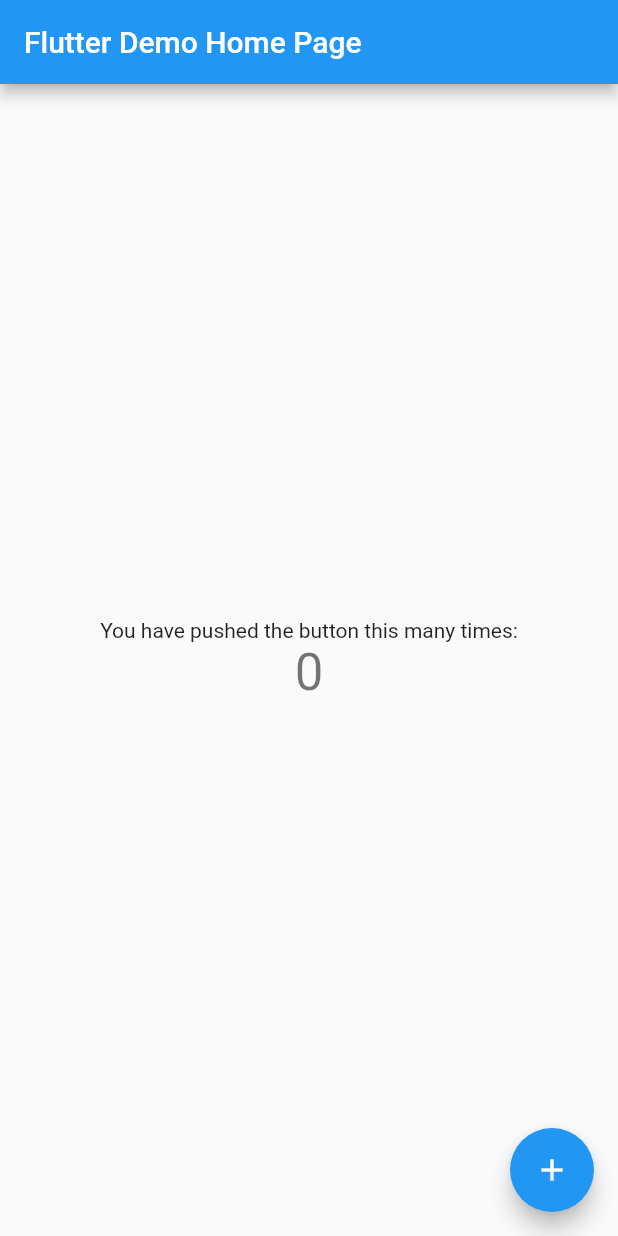
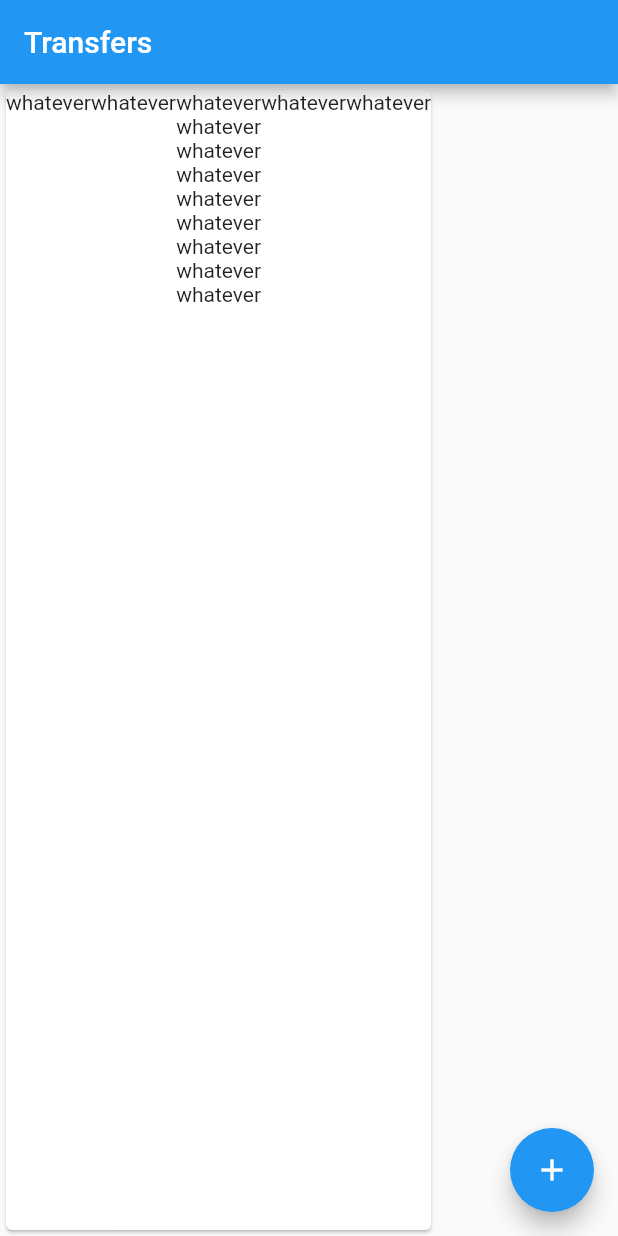
Before and after one commit to caioincau/bytebank, a Flutter app: the screen it shows after launch, on a phone screen of 412 x 824 dp. Run offline on Flutter 3.47's test engine with Material 2 defaults, Android fonts, the phone set to English and light mode, and no system bars.

Commit message:
First Day of training with Flutter

```diff
--- a/lib/main.dart
+++ b/lib/main.dart
@@ -1,117 +1,31 @@
 import 'package:flutter/material.dart';
 
-void main() {
-  runApp(MyApp());
-}
+void main() => runApp(myApp());
 
-class MyApp extends StatelessWidget {
-  // This widget is the root of your application.
-  @override
-  Widget build(BuildContext context) {
-    return MaterialApp(
-      title: 'Bytebank',
-      theme: ThemeData(
-        // This is the theme of your application.
-        //
-        // Try running your application with "flutter run". You'll see the
-        // application has a blue toolbar. Then, without quitting the app, try
-        // changing the primarySwatch below to Colors.green and then invoke
-        // "hot reload" (press "r" in the console where you ran "flutter run",
-        // or simply save your changes to "hot reload" in a Flutter IDE).
-        // Notice that the counter didn't reset back to zero; the application
-        // is not restarted.
-        primarySwatch: Colors.blue,
-        // This makes the visual density adapt to the platform that you run
-        // the app on. For desktop platforms, the controls will be smaller and
-        // closer together (more dense) than on mobile platforms.
-        visualDensity: VisualDensity.adaptivePlatformDensity,
+MaterialApp myApp() {
+  return MaterialApp(
+    home: Scaffold(
+      appBar: AppBar(
+        title: Text('Transfers'),
       ),
-      home: MyHomePage(title: 'Flutter Demo Home Page'),
-    );
-  }
-}
-
-class MyHomePage extends StatefulWidget {
-  MyHomePage({Key key, this.title}) : super(key: key);
-
-  // This widget is the home page of your application. It is stateful, meaning
-  // that it has a State object (defined below) that contains fields that affect
-  // how it looks.
-
-  // This class is the configuration for the state. It holds the values (in this
-  // case the title) provided by the parent (in this case the App widget) and
-  // used by the build method of the State. Fields in a Widget subclass are
-  // always marked "final".
-
-  final String title;
-
-  @override
-  _MyHomePageState createState() => _MyHomePageState();
-}
-
-class _MyHomePageState extends State<MyHomePage> {
-  int _counter = 0;
-
-  void _incrementCounter() {
-    setState(() {
-      // This call to setState tells the Flutter framework that something has
-      // changed in this State, which causes it to rerun the build method below
-      // so that the display can reflect the updated values. If we changed
-      // _counter without calling setState(), then the build method would not be
-      // called again, and so nothing would appear to happen.
-      _counter++;
-    });
-  }
-
-  @override
-  Widget build(BuildContext context) {
-    // This method is rerun every time setState is called, for instance as done
-    // by the _incrementCounter method above.
-    //
-    // The Flutter framework has been optimized to make rerunning build methods
-    // fast, so that you can just rebuild anything that needs updating rather
-    // than having to individually change instances of widgets.
-    return Scaffold(
-      appBar: AppBar(
-        // Here we take the value from the MyHomePage object that was created by
-        // the App.build method, and use it to set our appbar title.
-        title: Text(widget.title),
-      ),
-      body: Center(
-        // Center is a layout widget. It takes a single child and positions it
-        // in the middle of the parent.
+      body: Card(
         child: Column(
-          // Column is also a layout widget. It takes a list of children and
-          // arranges them vertically. By default, it sizes itself to fit its
-          // children horizontally, and tries to be as tall as its parent.
-          //
-          // Invoke "debug painting" (press "p" in the console, choose the
-          // "Toggle Debug Paint" action from the Flutter Inspector in Android
-          // Studio, or the "Toggle Debug Paint" command in Visual Studio Code)
-          // to see the wireframe for each widget.
-          //
-          // Column has various properties to control how it sizes itself and
-          // how it positions its children. Here we use mainAxisAlignment to
-          // center the children vertically; the main axis here is the vertical
-          // axis because Columns are vertical (the cross axis would be
-          // horizontal).
-          mainAxisAlignment: MainAxisAlignment.center,
           children: <Widget>[
-            Text(
-              'You have pushed the button this many times:',
-            ),
-            Text(
-              '$_counter',
-              style: Theme.of(context).textTheme.headline4,
-            ),
+            Text('whateverwhateverwhateverwhateverwhatever'),
+            Text('whatever'),
+            Text('whatever'),
+            Text('whatever'),
+            Text('whatever'),
+            Text('whatever'),
+            Text('whatever'),
+            Text('whatever'),
+            Text('whatever'),
           ],
         ),
       ),
       floatingActionButton: FloatingActionButton(
-        onPressed: _incrementCounter,
-        tooltip: 'Increment',
         child: Icon(Icons.add),
-      ), // This trailing comma makes auto-formatting nicer for build methods.
-    );
-  }
+      ),
+    ),
+  );
 }
```
Also changed, not shown: 1 other file.
